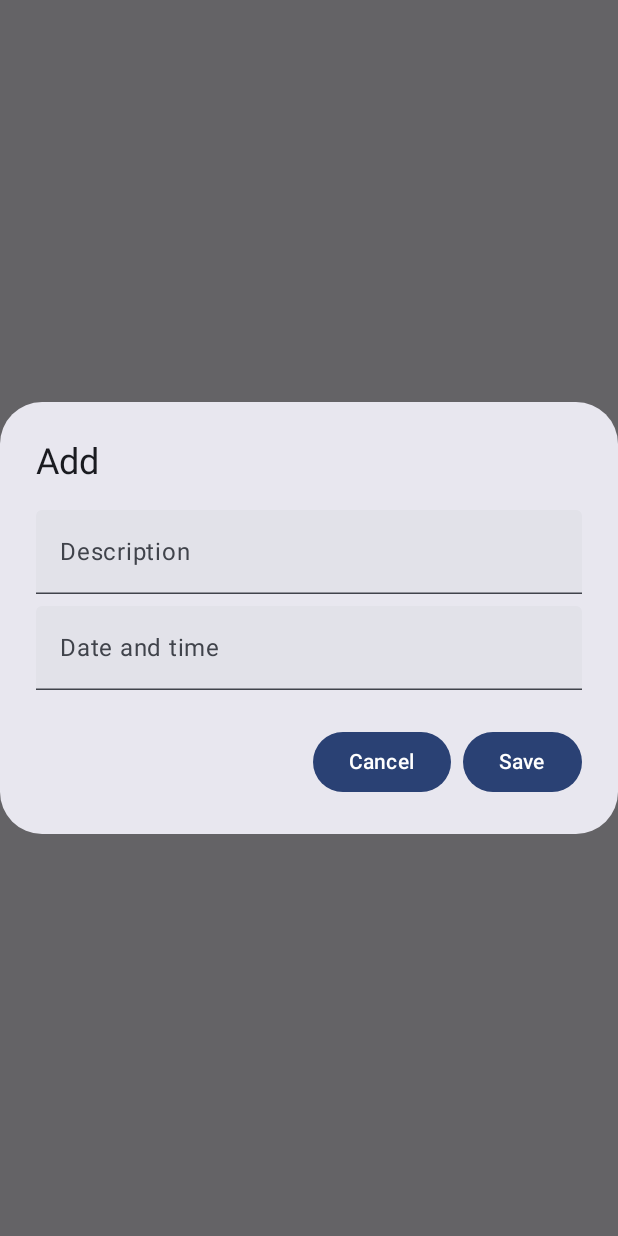
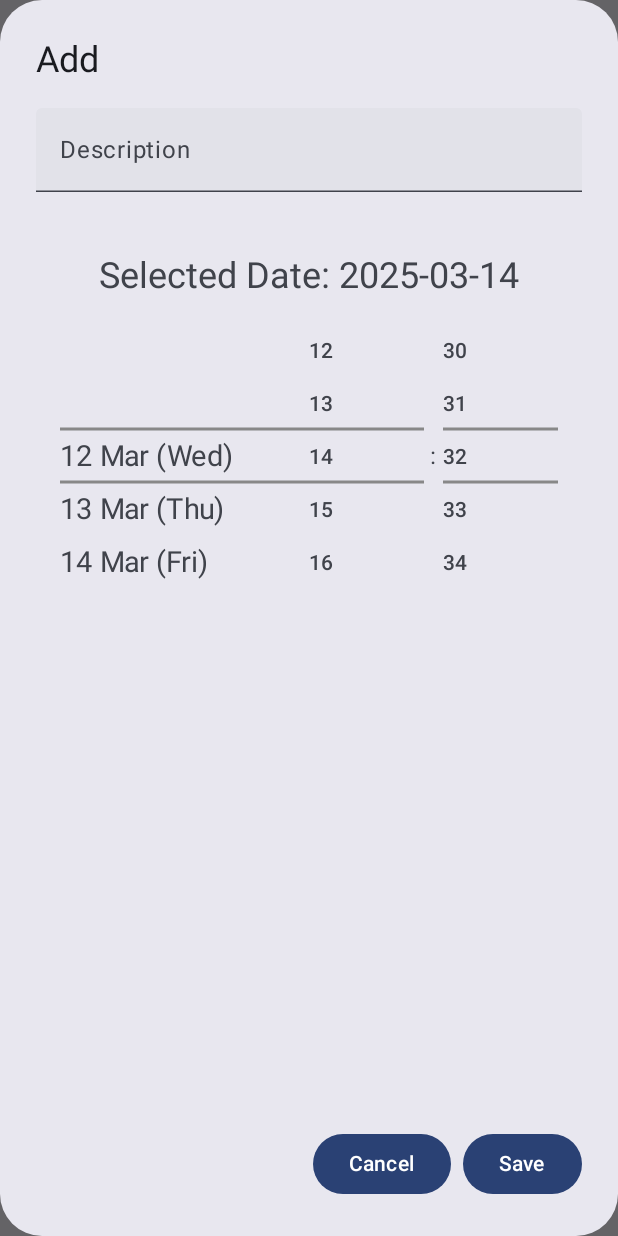
Before and after one commit to BogdanDohtarenko/PetEmotions, an Android app built with Jetpack Compose: the composable EditTimetableDialog called with empty values, on a phone screen of 412 x 824 dp. Run offline under Robolectric (Android 15) with nearby library versions, the phone set to English and light mode, and no system bars.

Commit message:
date time picker

```diff
--- a/app/src/main/java/com/ideasapp/petemotions/presentation/activity/MainActivity.kt
+++ b/app/src/main/java/com/ideasapp/petemotions/presentation/activity/MainActivity.kt
@@ -36,5 +36,6 @@ class MainActivity : ComponentActivity() {
 
     companion object {
         const val CALENDAR_LOG_TAG = "Calendar"
+        const val TIMETABLE_LOG_TAG = "Timetable"
     }
 }
--- /dev/null
+++ b/app/src/main/java/com/ideasapp/petemotions/presentation/ui/reusableElements/Border.kt
@@ -0,0 +1,39 @@
+package com.ideasapp.petemotions.presentation.ui.reusableElements
+
+import androidx.compose.foundation.layout.Row
+import androidx.compose.foundation.layout.fillMaxWidth
+import androidx.compose.foundation.layout.height
+import androidx.compose.runtime.Composable
+import androidx.compose.ui.Modifier
+import androidx.compose.ui.draw.drawBehind
+import androidx.compose.ui.geometry.Offset
+import androidx.compose.ui.graphics.Color
+import androidx.compose.ui.platform.LocalDensity
+import androidx.compose.ui.unit.Dp
+import androidx.compose.ui.unit.dp
+
+@Composable
+internal fun Border(itemHeight: Dp, color: Color) {
+    val width = 2.dp
+    val strokeWidthPx = with(LocalDensity.current) { width.toPx() }
+    Row(
+        modifier = Modifier
+            .fillMaxWidth()
+            .height(itemHeight)
+            .drawBehind {
+                drawLine(
+                    color = color,
+                    strokeWidth = strokeWidthPx,
+                    start = Offset(0f, 0f),
+                    end = Offset(size.width, 0f)
+                )
+
+                drawLine(
+                    color = color,
+                    strokeWidth = strokeWidthPx,
+                    start = Offset(0f, size.height),
+                    end = Offset(size.width, size.height)
+                )
+            }
+    ) {}
+}
--- a/app/src/main/java/com/ideasapp/petemotions/presentation/ui/screens/timetable/DateTimePicker.kt
+++ b/app/src/main/java/com/ideasapp/petemotions/presentation/ui/screens/timetable/DatePicker.kt
@@ -1,103 +1,93 @@
 package com.ideasapp.petemotions.presentation.ui.screens.timetable
 
 import androidx.compose.foundation.layout.Box
-import androidx.compose.foundation.layout.Row
 import androidx.compose.foundation.layout.fillMaxSize
-import androidx.compose.foundation.layout.fillMaxWidth
 import androidx.compose.foundation.layout.height
 import androidx.compose.foundation.lazy.LazyColumn
 import androidx.compose.foundation.lazy.itemsIndexed
 import androidx.compose.foundation.lazy.rememberLazyListState
 import androidx.compose.material3.Text
 import androidx.compose.runtime.Composable
+import androidx.compose.runtime.LaunchedEffect
+import androidx.compose.runtime.derivedStateOf
 import androidx.compose.runtime.getValue
-import androidx.compose.runtime.mutableIntStateOf
 import androidx.compose.runtime.mutableStateOf
 import androidx.compose.runtime.remember
 import androidx.compose.runtime.setValue
-import androidx.compose.runtime.setValue
 import androidx.compose.ui.Alignment
 import androidx.compose.ui.Modifier
-import androidx.compose.ui.draw.drawBehind
-import androidx.compose.ui.geometry.Offset
 import androidx.compose.ui.graphics.Color
 import androidx.compose.ui.platform.LocalContext
-import androidx.compose.ui.platform.LocalDensity
-import androidx.compose.ui.unit.Dp
 import androidx.compose.ui.unit.dp
 import androidx.compose.ui.unit.sp
+import com.ideasapp.petemotions.presentation.ui.reusableElements.Border
 import com.ideasapp.petemotions.presentation.util.PickerUtil.COUNT_OF_VISIBLE_ITEMS
 import com.ideasapp.petemotions.presentation.util.PickerUtil.ITEM_HEIGHT
 import com.ideasapp.petemotions.presentation.util.PickerUtil.LIST_HEIGHT
-import com.ideasapp.petemotions.presentation.util.PickerUtil.getTimeDefaultStr
+import com.ideasapp.petemotions.presentation.util.PickerUtil.getDateStringWithWeekOfDay
+import java.time.LocalDate
 
 //TODO resolve article
 @Composable
-internal fun TimeColumnPicker(
-    initialValue: Int,
-    onValueChange: (Int) -> Unit,
-    range: IntRange,
-    modifier: Modifier = Modifier,
+fun DatePicker(
+    initialDate: LocalDate,
+    onDateChange: (LocalDate) -> Unit,
+    modifier: Modifier = Modifier
 ) {
     val context = LocalContext.current
-    val listState = rememberLazyListState(initialFirstVisibleItemIndex = initialValue)
+    val dateToday = remember { LocalDate.now() }
+    var selectedDate by remember { mutableStateOf(initialDate) }
+    val initialDaysIndexItem = remember {
+        mutableStateOf((initialDate.toEpochDay() - dateToday.toEpochDay()).toInt())
+    }
+    val listState = rememberLazyListState(initialFirstVisibleItemIndex = initialDaysIndexItem.value)
 
     val list by remember {
         mutableStateOf(mutableListOf<String>().apply {
             (1..(COUNT_OF_VISIBLE_ITEMS / 2)).forEach { _ -> add("") }
-            for (i in range) add(i.getTimeDefaultStr())
+            for (i in 0..367) {
+                add(dateToday.plusDays(i.toLong()).getDateStringWithWeekOfDay(context))
+            }
             (1..(COUNT_OF_VISIBLE_ITEMS / 2)).forEach { _ -> add("") }
         })
     }
-
-    var selectedValue by remember { mutableIntStateOf(initialValue) }
-    var firstIndex by remember { mutableIntStateOf(0) }
-    var lastIndex by remember { mutableIntStateOf(0) }
 
     Box(
         modifier = modifier.height(LIST_HEIGHT.dp),
         contentAlignment = Alignment.Center
     ) {
-        Border(itemHeight = ITEM_HEIGHT.dp, color = Color.LightGray)
+        Border(itemHeight = ITEM_HEIGHT.dp, color = Color.Gray)
 
         LazyColumn(state = listState, modifier = Modifier.fillMaxSize()) {
-            itemsIndexed(items = list) { index, it ->
+            itemsIndexed(list) { index, it ->
                 Box(
                     modifier = Modifier.fillParentMaxHeight(1f / COUNT_OF_VISIBLE_ITEMS),
                     contentAlignment = Alignment.Center
                 ) {
                     Text(
                         text = it,
-                        fontSize = 12.sp,
+                        fontSize = 19.sp,
                     )
                 }
             }
         }
     }
+
+    LaunchedEffect(listState.isScrollInProgress) {
+        if (!listState.isScrollInProgress && listState.firstVisibleItemScrollOffset % ITEM_HEIGHT != 0f) {
+            listState.animateScrollToItem(listState.firstVisibleItemIndex)
+        }
+    }
+
+    val offset by remember { derivedStateOf { listState.firstVisibleItemScrollOffset } }
+    LaunchedEffect(offset) {
+        val newValueIndex = listState.firstVisibleItemIndex + COUNT_OF_VISIBLE_ITEMS / 2
+        if (newValueIndex in 0 until list.size) {
+            val newDate = dateToday.plusDays(newValueIndex.toLong())
+            if (newDate != selectedDate) {
+                onDateChange(newDate)
+                selectedDate = newDate
+            }
+        }
+    }
 }
-
-@Composable
-internal fun Border(itemHeight: Dp, color: Color) {
-    val width = 2.dp
-    val strokeWidthPx = with(LocalDensity.current) { width.toPx() }
-    Row(
-        modifier = Modifier
-            .fillMaxWidth()
-            .height(itemHeight)
-            .drawBehind {
-                drawLine(
-                    color = color,
-                    strokeWidth = strokeWidthPx,
-                    start = Offset(0f, 0f),
-                    end = Offset(size.width, 0f)
-                )
-
-                drawLine(
-                    color = color,
-                    strokeWidth = strokeWidthPx,
-                    start = Offset(0f, size.height),
-                    end = Offset(size.width, size.height)
-                )
-            }
-    ) {}
-}
--- a/app/src/main/java/com/ideasapp/petemotions/presentation/ui/screens/timetable/EditTimetableDialog.kt
+++ b/app/src/main/java/com/ideasapp/petemotions/presentation/ui/screens/timetable/EditTimetableDialog.kt
@@ -1,11 +1,17 @@
 package com.ideasapp.petemotions.presentation.ui.screens.timetable
 
+import android.util.Log
+import androidx.compose.foundation.layout.Arrangement
 import androidx.compose.foundation.layout.Column
+import androidx.compose.foundation.layout.Row
 import androidx.compose.foundation.layout.Spacer
+import androidx.compose.foundation.layout.fillMaxSize
 import androidx.compose.foundation.layout.fillMaxWidth
 import androidx.compose.foundation.layout.height
+import androidx.compose.foundation.layout.padding
 import androidx.compose.material3.AlertDialog
 import androidx.compose.material3.Button
+import androidx.compose.material3.MaterialTheme
 import androidx.compose.material3.Text
 import androidx.compose.material3.TextField
 import androidx.compose.runtime.Composable
@@ -13,9 +19,12 @@ import androidx.compose.runtime.getValue
 import androidx.compose.runtime.mutableStateOf
 import androidx.compose.runtime.remember
 import androidx.compose.runtime.setValue
+import androidx.compose.ui.Alignment
 import androidx.compose.ui.Modifier
 import androidx.compose.ui.unit.dp
 import com.ideasapp.petemotions.domain.entity.timetable.TimetableItem
+import com.ideasapp.petemotions.presentation.activity.MainActivity.Companion.TIMETABLE_LOG_TAG
+import java.time.LocalDate
 
 
 @Composable
@@ -24,38 +33,23 @@ fun EditTimetableDialog(
     onDismiss: () -> Unit,
     onSave: (TimetableItem) -> Unit
 ) {
-    var description by remember { mutableStateOf(item?.description ?: "") }
-    var dateTime by remember { mutableStateOf(item?.dateTime ?: "") }
+    var description by remember {mutableStateOf(item?.description ?: "")}
+    var dateTime by remember {mutableStateOf(item?.dateTime ?: "")}
 
     AlertDialog(
         onDismissRequest = onDismiss,
-        title = { Text(text = if (item == null) "Add" else "Edit") },
+        title = {Text(text = if (item == null) "Add" else "Edit")},
         text = {
             Column {
-                TextField(
-                    value = description,
-                    onValueChange = { description = it },
-                    label = { Text("Description") },
-                    modifier = Modifier.fillMaxWidth()
-                )
+                TextField(value = description, onValueChange = {description = it}, label = {Text("Description")}, modifier = Modifier.fillMaxWidth())
                 Spacer(modifier = Modifier.height(8.dp))
-                TextField(
-                    value = dateTime,
-                    onValueChange = { dateTime = it },
-                    label = { Text("Date and time") }, //TODO change format
-                    modifier = Modifier.fillMaxWidth()
-                )
+                DatePickerExample() //TODO change format
             }
         },
         confirmButton = {
-            Button(
-                onClick = {
-                    val newItem = if(item != null) {
-                        TimetableItem(
-                            description = description,
-                            dateTime = dateTime,
-                            id = item.id
-                        )
+        Button(onClick = {
+            val newItem = if (item != null) {
+                TimetableItem(description = description, dateTime = dateTime, id = item.id)
             } else {
                 TimetableItem(
                     description = description,
@@ -64,17 +58,53 @@ fun EditTimetableDialog(
             }
 
             onSave(newItem)
-                }
-            ) {
+        }) {
             Text("Save")
         }
-        },
-        dismissButton = {
-            Button(
-                onClick = onDismiss
-            ) {
+    }, dismissButton = {
+        Button(onClick = onDismiss) {
             Text("Cancel")
         }
+    })
+
 }
+@Composable
+fun DatePickerExample() {
+    var selectedDate by remember { mutableStateOf(LocalDate.now()) }
+    var selectedHour by remember { mutableStateOf(12) }
+    var selectedMinute by remember { mutableStateOf(30) }
+    Log.d(TIMETABLE_LOG_TAG,"dateTime: $selectedDate")
+    Column(
+        modifier = Modifier
+            .fillMaxSize()
+            .padding(16.dp),
+        horizontalAlignment = Alignment.CenterHorizontally
+    ) {
+        Text(
+            text = "Selected Date: ${selectedDate}",
+            style = MaterialTheme.typography.headlineSmall,
+            modifier = Modifier.padding(16.dp)
+        )
+        Row(
+            modifier = Modifier.fillMaxWidth(),
+            horizontalArrangement = Arrangement.SpaceEvenly,
+            verticalAlignment = Alignment.CenterVertically
+        ) {
+            DatePicker(
+                initialDate = LocalDate.now(),
+                onDateChange = { newDate -> selectedDate = newDate },
+                modifier = Modifier.weight(1f)
+            )
+
+            TimePicker(
+                initialHour = selectedHour,
+                initialMinute = selectedMinute,
+                onTimeChange = { hour, minute ->
+                    selectedHour = hour
+                    selectedMinute = minute
+                },
+                modifier = Modifier.weight(1f)
             )
         }
+    }
+}
--- /dev/null
+++ b/app/src/main/java/com/ideasapp/petemotions/presentation/ui/screens/timetable/TimePicker.kt
@@ -0,0 +1,110 @@
+package com.ideasapp.petemotions.presentation.ui.screens.timetable
+
+import androidx.compose.foundation.layout.Arrangement
+import androidx.compose.foundation.layout.Box
+import androidx.compose.foundation.layout.Row
+import androidx.compose.foundation.layout.fillMaxSize
+import androidx.compose.foundation.layout.height
+import androidx.compose.foundation.layout.padding
+import androidx.compose.foundation.lazy.LazyColumn
+import androidx.compose.foundation.lazy.itemsIndexed
+import androidx.compose.foundation.lazy.rememberLazyListState
+import androidx.compose.material3.Text
+import androidx.compose.runtime.Composable
+import androidx.compose.runtime.LaunchedEffect
+import androidx.compose.runtime.derivedStateOf
+import androidx.compose.runtime.getValue
+import androidx.compose.runtime.mutableIntStateOf
+import androidx.compose.runtime.mutableStateOf
+import androidx.compose.runtime.remember
+import androidx.compose.runtime.setValue
+import androidx.compose.ui.Alignment
+import androidx.compose.ui.Modifier
+import androidx.compose.ui.graphics.Color
+import androidx.compose.ui.platform.LocalContext
+import androidx.compose.ui.text.font.FontWeight
+import androidx.compose.ui.unit.dp
+import androidx.compose.ui.unit.sp
+import com.ideasapp.petemotions.presentation.ui.reusableElements.Border
+import com.ideasapp.petemotions.presentation.util.PickerUtil.COUNT_OF_VISIBLE_ITEMS
+import com.ideasapp.petemotions.presentation.util.PickerUtil.ITEM_HEIGHT
+import com.ideasapp.petemotions.presentation.util.PickerUtil.LIST_HEIGHT
+import com.ideasapp.petemotions.presentation.util.PickerUtil.getTimeDefaultStr
+import com.ideasapp.petemotions.presentation.util.PickerUtil.itemForScrollTo
+import com.ideasapp.petemotions.presentation.util.PickerUtil.pixelsToDp
+
+//TODO bug: cant scroll more than 21
+@Composable
+internal fun TimePicker(
+    initialHour: Int,
+    initialMinute: Int,
+    onTimeChange: (Int, Int) -> Unit,
+    modifier: Modifier = Modifier
+) {
+    val hoursState = rememberLazyListState(initialFirstVisibleItemIndex = initialHour)
+    val minutesState = rememberLazyListState(initialFirstVisibleItemIndex = initialMinute)
+
+    var selectedHour by remember { mutableStateOf(initialHour) }
+    var selectedMinute by remember { mutableStateOf(initialMinute) }
+
+    Row(
+        modifier = modifier.height(LIST_HEIGHT.dp),
+        verticalAlignment = Alignment.CenterVertically,
+        horizontalArrangement = Arrangement.Center
+    ) {
+        // Hours Picker
+        Box(modifier = Modifier.weight(1f), contentAlignment = Alignment.Center) {
+            Border(itemHeight = ITEM_HEIGHT.dp, color = Color.Gray)
+
+            LazyColumn(state = hoursState, modifier = Modifier.fillMaxSize()) {
+                itemsIndexed((0..23).toList()) { _, hour ->
+                    Box(
+                        modifier = Modifier.fillParentMaxHeight(1f / COUNT_OF_VISIBLE_ITEMS),
+                        contentAlignment = Alignment.Center
+                    ) {
+                        Text(
+                            text = hour.getTimeDefaultStr(),
+                            fontSize = 14.sp,
+                            fontWeight = FontWeight.Medium
+                        )
+                    }
+                }
+            }
+        }
+
+        Text(
+            text = ":",
+            fontSize = 16.sp,
+            modifier = Modifier.padding(horizontal = 4.dp)
+        )
+
+        // Minutes Picker
+        Box(modifier = Modifier.weight(1f), contentAlignment = Alignment.Center) {
+            Border(itemHeight = ITEM_HEIGHT.dp, color = Color.Gray)
+
+            LazyColumn(state = minutesState, modifier = Modifier.fillMaxSize()) {
+                itemsIndexed((0..59).toList()) { _, minute ->
+                    Box(
+                        modifier = Modifier.fillParentMaxHeight(1f / COUNT_OF_VISIBLE_ITEMS),
+                        contentAlignment = Alignment.Center
+                    ) {
+                        Text(
+                            text = minute.getTimeDefaultStr(),
+                            fontSize = 14.sp,
+                            fontWeight = FontWeight.Medium
+                        )
+                    }
+                }
+            }
+        }
+    }
+
+    // Обновление выбранного времени
+    LaunchedEffect(hoursState.firstVisibleItemIndex, minutesState.firstVisibleItemIndex) {
+        if (hoursState.firstVisibleItemIndex != selectedHour || minutesState.firstVisibleItemIndex != selectedMinute) {
+            selectedHour = hoursState.firstVisibleItemIndex
+            selectedMinute = minutesState.firstVisibleItemIndex
+            onTimeChange(selectedHour, selectedMinute)
+        }
+    }
+}
--- a/app/src/main/java/com/ideasapp/petemotions/presentation/util/PickerUtil.kt
+++ b/app/src/main/java/com/ideasapp/petemotions/presentation/util/PickerUtil.kt
@@ -1,6 +1,10 @@
 package com.ideasapp.petemotions.presentation.util
 
+import android.content.Context
 import androidx.compose.foundation.lazy.LazyListState
+import java.time.LocalDate
+import java.time.format.TextStyle
+import java.util.Locale
 import kotlin.math.abs
 
 object PickerUtil {
@@ -11,6 +15,25 @@ object PickerUtil {
     internal const val ITEM_HEIGHT = 35f
 
     internal const val LIST_HEIGHT = COUNT_OF_VISIBLE_ITEMS * ITEM_HEIGHT
+
+    fun Int.pixelsToDp(context: Context): Float {
+        val densityDpi = context.resources.displayMetrics.densityDpi
+        return this / (densityDpi / 160f)
+    }
+
+    internal fun LazyListState.itemForScrollTo(context: Context): Int {
+        val offset = firstVisibleItemScrollOffset.pixelsToDp(context)
+        return when {
+            offset == 0f -> firstVisibleItemIndex
+            offset % ITEM_HEIGHT >= ITEM_HEIGHT / 2 -> firstVisibleItemIndex + 1
+            else -> firstVisibleItemIndex
+        }
+    }
+
+    fun LocalDate.getDateStringWithWeekOfDay(context: Context): String {
+        val dayOfWeek = this.dayOfWeek.getDisplayName(TextStyle.SHORT, Locale.getDefault())
+        return "${this.dayOfMonth} ${this.month.getDisplayName(TextStyle.SHORT, Locale.getDefault())} ($dayOfWeek)"
+    }
 
     internal fun calculateScaleX(listState: LazyListState, index: Int): Float {
         // Получаем информацию о текущем состоянии компоновки списка
```
Lines whose indentation alone changed are shown as unchanged.
